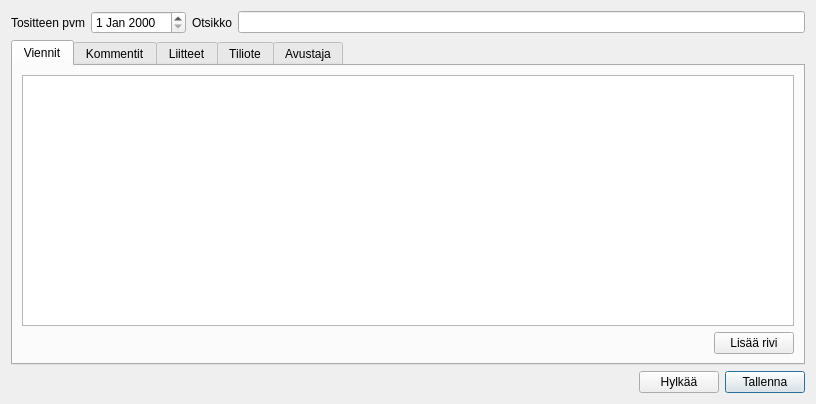
First picture: the form in kitupiikki/kirjaus/kirjaus.ui, repository artoh/kitupiikki, before the edit.
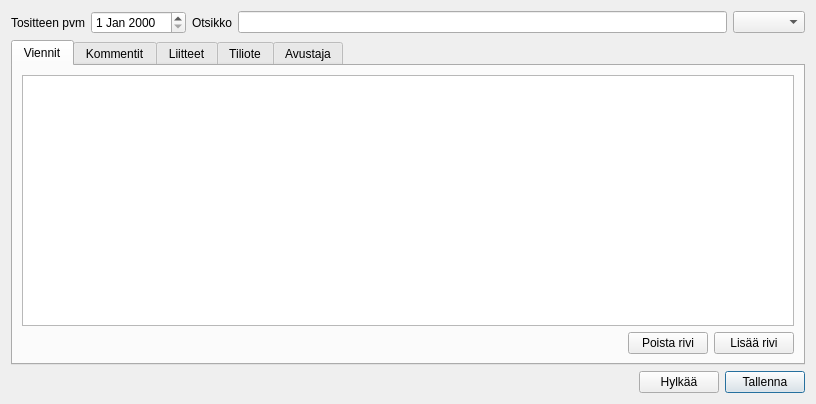
Second picture: the form after the edit. The open tabs and pages were chosen to show the change.

What changed in the file:
```diff
--- a/kitupiikki/kirjaus/kirjaus.ui
+++ b/kitupiikki/kirjaus/kirjaus.ui
@@ -42,6 +42,9 @@
      <item>
       <widget class="QLineEdit" name="otsikkoEdit"/>
      </item>
+     <item>
+      <widget class="QComboBox" name="tositetyyppiCombo"/>
+     </item>
     </layout>
    </item>
    <item>
@@ -72,6 +75,16 @@
            </property>
           </spacer>
          </item>
+         <item>
+          <widget class="QPushButton" name="poistariviNappi">
+           <property name="text">
+            <string>Poista rivi</string>
+           </property>
+           <property name="shortcut">
+            <string>Ctrl+S</string>
+           </property>
+          </widget>
+         </item>
          <item>
           <widget class="QPushButton" name="lisaaRiviNappi">
            <property name="text">
```
Left out of the diff: 24 changed lines with no effect on the pictures.
